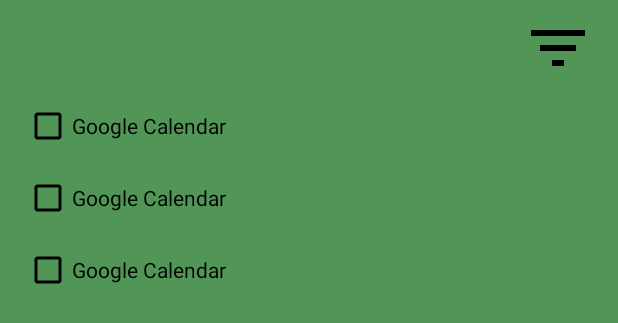
After one commit to StefMa/Tino, an Android app: the layout fragment_app_statistics_bottom_sheet.xml on its own in the app's theme, with its tools: preview values and no code run, on a phone screen of 412 x 824 dp. The commit adds this screen. Shown: the top 323 px of the screen. Run offline under Robolectric (Android 15) with nearby library versions, the phone set to English and light mode, and no system bars.

Commit message:
Add filter option

```diff
--- a/app/src/main/kotlin/guru/stefma/tino/presentation/util/ApplicationInfo.kt
+++ b/app/src/main/kotlin/guru/stefma/tino/presentation/util/ApplicationInfo.kt
@@ -3,10 +3,13 @@
 import android.content.Context
 import android.content.pm.PackageManager
 
-fun Context.labelForApplicationId(appId: String): CharSequence =
+fun Context.labelForApplicationId(appId: String): String =
     try {
         packageManager.getApplicationInfo(appId, PackageManager.MATCH_UNINSTALLED_PACKAGES)
             .loadLabel(packageManager)
+            .toString()
     } catch (exception: PackageManager.NameNotFoundException) {
         appId
     }
+
+fun String.toAppName(context: Context): String = context.labelForApplicationId(this)
--- /dev/null
+++ b/app/src/main/res/drawable/ic_filter.xml
@@ -0,0 +1,9 @@
+<vector xmlns:android="http://schemas.android.com/apk/res/android"
+        android:width="24dp"
+        android:height="24dp"
+        android:viewportWidth="24.0"
+        android:viewportHeight="24.0">
+    <path
+        android:fillColor="#FF000000"
+        android:pathData="M10,18h4v-2h-4v2zM3,6v2h18L21,6L3,6zM6,13h12v-2L6,11v2z"/>
+</vector>
--- /dev/null
+++ b/app/src/main/res/layout/fragment_app_statistics_bottom_sheet.xml
@@ -0,0 +1,33 @@
+<?xml version="1.0" encoding="utf-8"?>
+<androidx.constraintlayout.widget.ConstraintLayout
+    xmlns:android="http://schemas.android.com/apk/res/android"
+    xmlns:app="http://schemas.android.com/apk/res-auto"
+    android:layout_width="match_parent"
+    android:layout_height="match_parent" xmlns:tools="http://schemas.android.com/tools"
+    android:background="@color/colorAccent"
+    android:elevation="4dp">
+
+    <ImageView
+        android:id="@+id/filter"
+        android:layout_width="48dp"
+        android:layout_height="48dp"
+        android:src="@drawable/ic_filter"
+        android:layout_marginVertical="8dp"
+        android:layout_marginEnd="16dp"
+        app:layout_constraintEnd_toEndOf="parent"
+        app:layout_constraintTop_toTopOf="parent"/>
+
+    <androidx.recyclerview.widget.RecyclerView
+        android:id="@+id/recyclerview"
+        android:layout_width="0dp"
+        android:layout_height="0dp"
+        android:layout_marginTop="4dp"
+        android:paddingHorizontal="16dp"
+        app:layoutManager="androidx.recyclerview.widget.LinearLayoutManager"
+        app:layout_constraintStart_toStartOf="parent"
+        app:layout_constraintEnd_toEndOf="parent"
+        app:layout_constraintTop_toBottomOf="@id/filter"
+        app:layout_constraintBottom_toBottomOf="parent"
+        tools:listitem="@layout/item_app_statistics_bottom_sheet"/>
+
+</androidx.constraintlayout.widget.ConstraintLayout>
--- /dev/null
+++ b/app/src/main/res/layout/item_app_statistics_bottom_sheet.xml
@@ -0,0 +1,9 @@
+<?xml version="1.0" encoding="utf-8"?>
+<CheckBox
+    xmlns:android="http://schemas.android.com/apk/res/android"
+    xmlns:tools="http://schemas.android.com/tools"
+    android:id="@+id/checkbox"
+    android:layout_width="match_parent"
+    android:layout_height="wrap_content"
+    android:buttonTint="@android:color/black"
+    tools:text="Google Calendar"/>
```
Also changed, not shown: app/src/main/kotlin/guru/stefma/tino/presentation/statistics/app/AppStatisticsBottomSheetFragment.kt (added, +76 -0 lines), app/src/main/kotlin/guru/stefma/tino/presentation/statistics/app/AppStatisticsFragment.kt (+23 -10 lines), app/src/main/kotlin/guru/stefma/tino/presentation/statistics/app/AppStatisticsViewModel.kt (+39 -3 lines), app/src/main/res/layout/fragment_app_statistics.xml (+20 -3 lines), app/src/main/res/layout/fragment_single_app_statistics.xml (+12 -11 lines).
